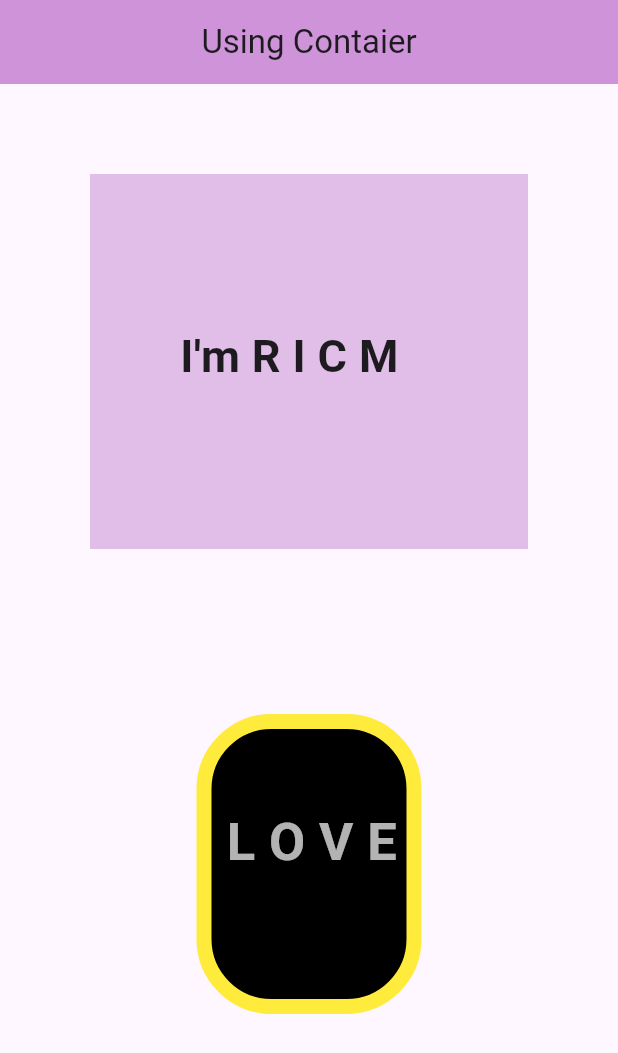
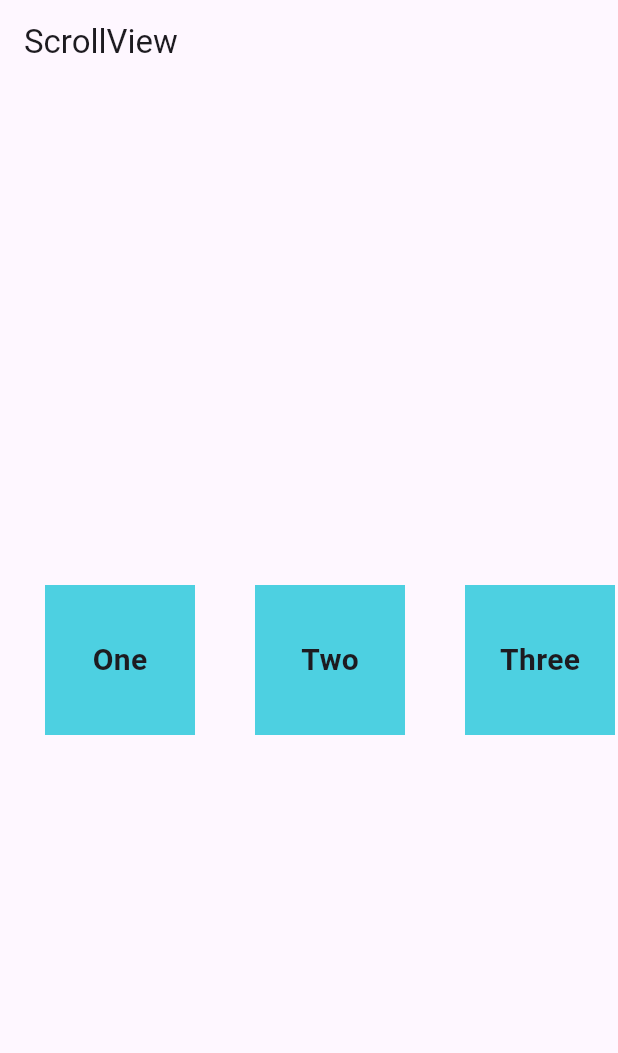
Before and after one commit to basimwza007/flutter_sanple, a Flutter app: the screen it shows after launch, on a phone screen of 412 x 824 dp. Shown: the top 1053 px of the screen. Run offline on Flutter 3.47's test engine with Material 3 defaults, Android fonts, the phone set to English and light mode, and no system bars.

Commit message:
thied commit

```diff
--- a/flutter_sample/lib/main.dart
+++ b/flutter_sample/lib/main.dart
@@ -1,5 +1,6 @@
 import 'package:flutter/material.dart';
 import 'package:flutter_sample/my_container.dart';
+import 'package:flutter_sample/my_scroll.dart';
 
 void main() {
   runApp(const MainApp());
@@ -13,7 +14,9 @@ class MainApp extends StatelessWidget {
     return const MaterialApp(
       debugShowCheckedModeBanner: false,
       title: 'My Flutter sample',
-      home: MyContainer()
+      home: MyScrllView (
+
+      )
     );
   }
 }
--- /dev/null
+++ b/flutter_sample/lib/my_scroll.dart
@@ -0,0 +1,38 @@
+import 'package:flutter/material.dart';
+
+class MyScrllView extends StatelessWidget {
+  const MyScrllView({super.key});
+
+  @override
+  Widget build(BuildContext context) {
+    return Scaffold(
+      appBar: AppBar(
+        title:  Text('ScrollView'),
+      ),
+      body:  SingleChildScrollView(
+        scrollDirection: Axis.horizontal,
+        padding:   EdgeInsets.all(10),
+        child: Center(
+          child: Row(
+            children: [
+              boxContainer('One'),
+              boxContainer('Two'),
+              boxContainer('Three'),
+              boxContainer('Four'),
+              boxContainer('Five'),
+              boxContainer('Six'),
+              boxContainer('Saven'),
+            ],
+          ),
+        ),
+      ),
+    );
+  }
+  Widget boxContainer(String txt) => Container(
+    width: 100, height:100,
+    color: Colors.cyan.shade300,
+    margin: const EdgeInsets.all(20),
+    alignment:  Alignment.center,
+    child: Text(txt, style: const TextStyle(fontSize:20, fontWeight: FontWeight.bold))
+  );
+}
```
